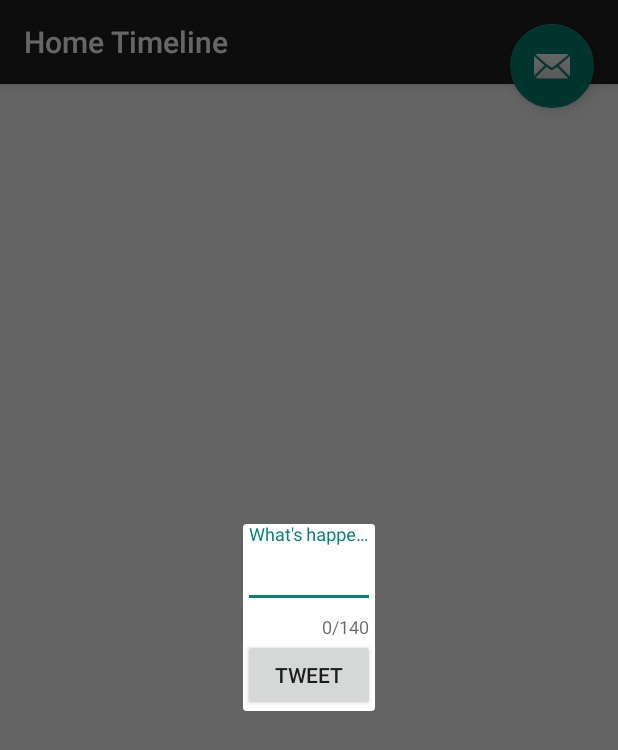
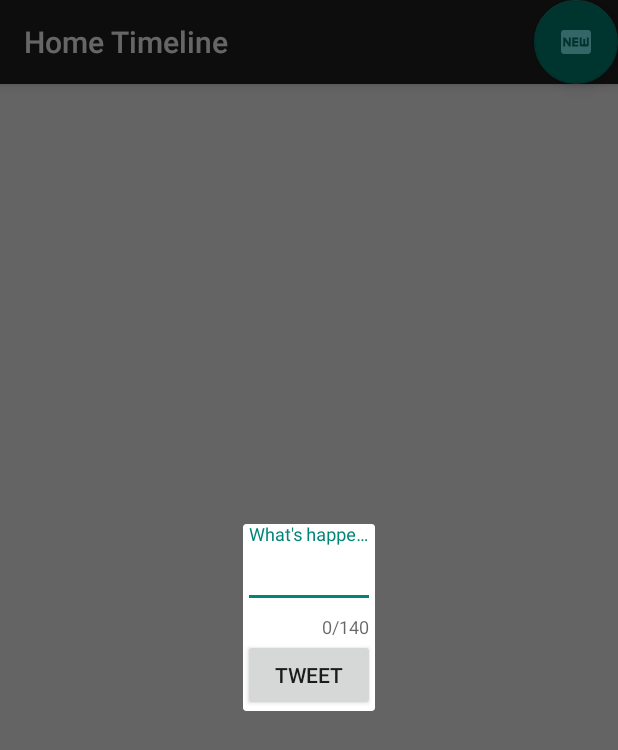
Before and after one commit to qianqian121/SimpleCPTweets, an Android app: the TimelineActivity screen opened directly, with no data from a screen before it, after a tap on an icon or button, on a phone screen of 412 x 824 dp. Shown: the top 750 px of the screen. Run offline under Robolectric (Android 15) with nearby library versions, the phone set to English and light mode, and no system bars; our stand-ins replace ButterKnife; libraries missing offline, so code that uses them is left out: com.activeandroid, com.activeandroid.content, com.loopj.android, cz.msebera.android; pictures from the network do not load; 4 statements that could not run were skipped.

Commit message:
vector icon
vector icon

```diff
--- /dev/null
+++ b/app/src/main/res/drawable/ic_chat_bubble_outline_black_40dp.xml
@@ -0,0 +1,5 @@
+<vector android:alpha="0.99" android:height="40dp"
+    android:viewportHeight="24.0" android:viewportWidth="24.0"
+    android:width="40dp" xmlns:android="http://schemas.android.com/apk/res/android">
+    <path android:fillColor="#FF000000" android:pathData="M20,2L4,2c-1.1,0 -2,0.9 -2,2v18l4,-4h14c1.1,0 2,-0.9 2,-2L22,4c0,-1.1 -0.9,-2 -2,-2zM20,16L6,16l-2,2L4,4h16v12z"/>
+</vector>
--- /dev/null
+++ b/app/src/main/res/drawable/ic_fiber_new_black_24dp.xml
@@ -0,0 +1,9 @@
+<vector xmlns:android="http://schemas.android.com/apk/res/android"
+        android:width="24dp"
+        android:height="24dp"
+        android:viewportWidth="24.0"
+        android:viewportHeight="24.0">
+    <path
+        android:fillColor="#80FFFF"
+        android:pathData="M20,4L4,4c-1.11,0 -1.99,0.89 -1.99,2L2,18c0,1.11 0.89,2 2,2h16c1.11,0 2,-0.89 2,-2L22,6c0,-1.11 -0.89,-2 -2,-2zM8.5,15L7.3,15l-2.55,-3.5L4.75,15L3.5,15L3.5,9h1.25l2.5,3.5L7.25,9L8.5,9v6zM13.5,10.26L11,10.26v1.12h2.5v1.26L11,12.64v1.11h2.5L13.5,15h-4L9.5,9h4v1.26zM20.5,14c0,0.55 -0.45,1 -1,1h-4c-0.55,0 -1,-0.45 -1,-1L14.5,9h1.25v4.51h1.13L16.88,9.99h1.25v3.51h1.12L19.25,9h1.25v5z"/>
+</vector>
--- a/app/src/main/res/layout/activity_timeline.xml
+++ b/app/src/main/res/layout/activity_timeline.xml
@@ -28,7 +28,7 @@
         android:layout_width="wrap_content"
         android:layout_height="wrap_content"
         android:layout_gravity="top|end"
-        android:layout_margin="@dimen/fab_margin"
-        android:src="@android:drawable/ic_dialog_email" />
+
+        android:src="@drawable/ic_fiber_new_black_24dp" />
 
 </android.support.design.widget.CoordinatorLayout>
```
